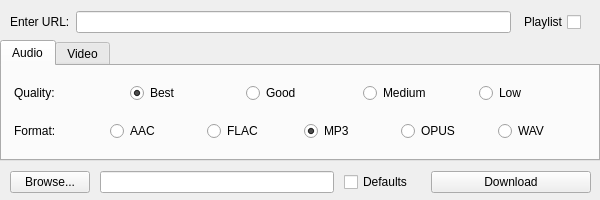
This is src/ytdl.ui in JaGoLi/ytdl-gui as Qt 5 draws it before an edit. The edited form follows.
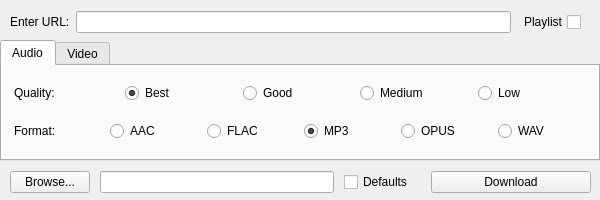
This is the edited form.

Commit message: small change to item spacing

Diff of the .ui file:
```diff
--- a/src/ytdl.ui
+++ b/src/ytdl.ui
@@ -91,7 +91,7 @@
          <widget class="QLabel" name="labelQuality">
           <property name="maximumSize">
            <size>
-            <width>110</width>
+            <width>105</width>
             <height>16777215</height>
            </size>
           </property>
```
